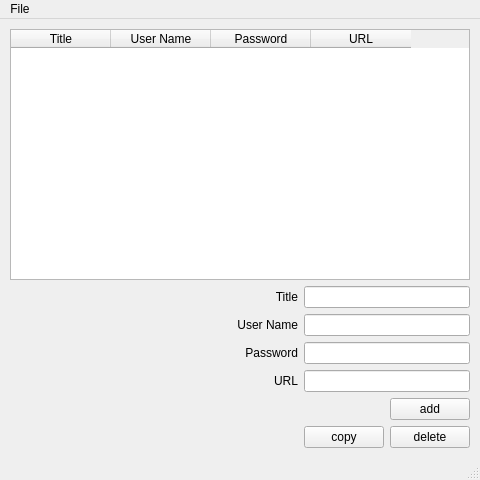
This is view/main_window.ui in muzzy404/aes-128-password-manager as Qt 5 draws it before an edit. The edited form follows.
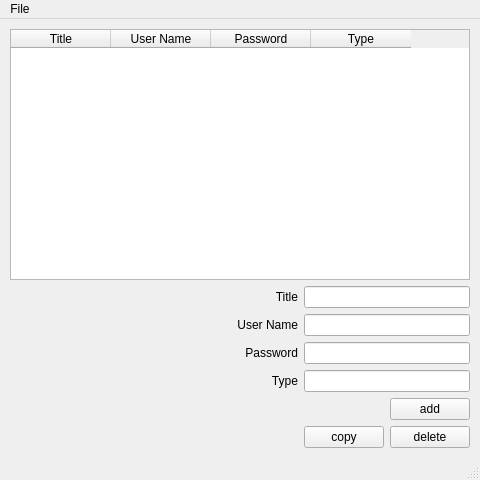
This is the edited form.

Commit message: restructuring, base insertions and deletions for table widget

What changed in the file:
```diff
--- a/view/main_window.ui
+++ b/view/main_window.ui
@@ -46,7 +46,7 @@
       </column>
       <column>
        <property name="text">
-        <string>URL</string>
+        <string>Type</string>
        </property>
       </column>
      </widget>
@@ -106,7 +106,7 @@
       <item row="3" column="1">
        <widget class="QLabel" name="label_url">
         <property name="text">
-         <string>URL</string>
+         <string>Type</string>
         </property>
         <property name="alignment">
          <set>Qt::AlignRight|Qt::AlignTrailing|Qt::AlignVCenter</set>
```
Left out of the diff: 4 changed lines with no effect on the pictures. The commit also changes 4 other files.
